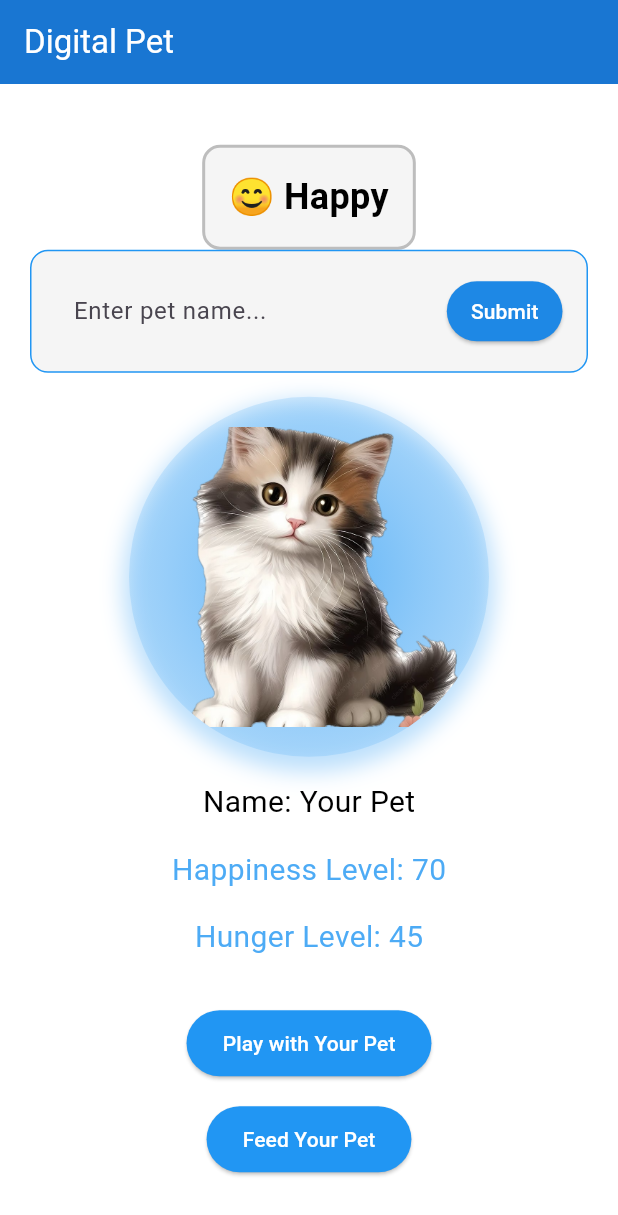
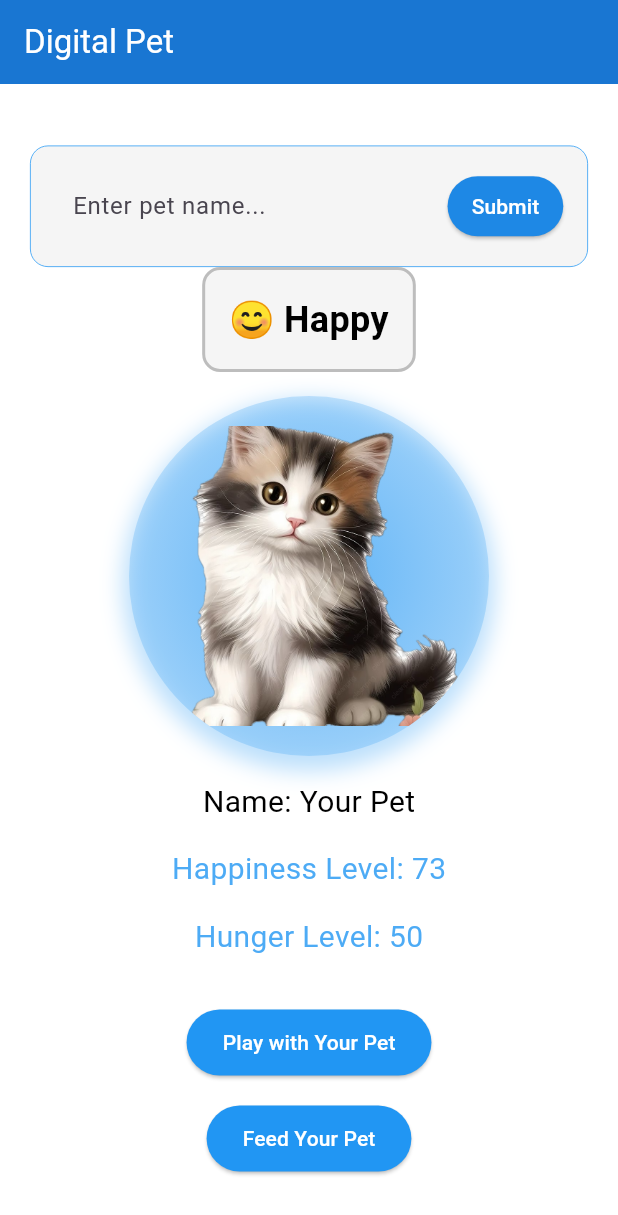
Before and after one commit to sseid4/real_pet_app, a Flutter app: the screen it shows after launch, after a tap on "Play with Your Pet", after a tap on "Feed Your Pet", on a phone screen of 412 x 824 dp. Shown: the top 1215 px of the screen. Run offline on Flutter 3.47's test engine with Material 3 defaults, Android fonts, the light colour scheme and no system bars.

Commit message:
Added timwe from dart async for real time experience

```diff
--- a/lib/main.dart
+++ b/lib/main.dart
@@ -1,4 +1,5 @@
 import 'package:flutter/material.dart';
+import 'dart:async';
 
 void main() {
   runApp(MaterialApp(home: DigitalPetApp()));
@@ -14,6 +15,44 @@
   int happinessLevel = 50;
   int hungerLevel = 50;
   TextEditingController _petNameController = TextEditingController();
+  Timer? _hungerTimer; // Timer for automatic hunger increase
+
+  @override
+  void initState() {
+    super.initState();
+    _startHungerTimer(); // Start the automatic hunger timer
+  }
+
+  // Start the timer for automatic hunger increase
+  void _startHungerTimer() {
+    _hungerTimer = Timer.periodic(Duration(seconds: 10), (timer) {
+      // Changed to 10 seconds for testing
+      _automaticHungerIncrease();
+    });
+  }
+
+  // Automatic hunger increase function
+  void _automaticHungerIncrease() {
+    setState(() {
+      // Increase hunger over time
+      hungerLevel += 5;
+      if (hungerLevel > 100) {
+        hungerLevel = 100;
+      }
+
+      // Decrease happiness over time (pets need attention)
+      happinessLevel -= 2;
+
+      // Extra happiness penalty if pet is very hungry
+      if (hungerLevel > 70) {
+        happinessLevel -= 3; // Additional penalty for being hungry
+      }
+
+      // Clamp happiness to valid range
+      if (happinessLevel < 0) happinessLevel = 0;
+      if (happinessLevel > 100) happinessLevel = 100;
+    });
+  }
 
   // Color changing function based on happiness level
   Color _getPetMoodColor() {
@@ -67,11 +106,13 @@
   }
 
   void _updateHappiness() {
-    if (hungerLevel < 30) {
-      happinessLevel -= 20;
+    // Only add happiness when feeding, don't subtract
+    if (hungerLevel < 50) {
+      happinessLevel += 15; // Reward for keeping pet well-fed
     } else {
-      happinessLevel += 10;
+      happinessLevel += 5; // Small boost for feeding
     }
+
     if (happinessLevel > 100) happinessLevel = 100;
     if (happinessLevel < 0) happinessLevel = 0;
   }
@@ -79,6 +120,7 @@
   @override
   void dispose() {
     _petNameController.dispose();
+    _hungerTimer?.cancel(); // Cancel the timer to prevent memory leaks
     super.dispose();
   }
 
@@ -117,6 +159,43 @@
             // Pet mood indicator
             Container(
               padding: EdgeInsets.all(16.0),
+              margin: EdgeInsets.symmetric(horizontal: 20.0),
+              decoration: BoxDecoration(
+                color: Colors.grey[100],
+                borderRadius: BorderRadius.circular(12.0),
+                border: Border.all(color: _getPetMoodColor(), width: 0.5),
+              ),
+              child: Row(
+                children: [
+                  Expanded(
+                    child: TextField(
+                      controller: _petNameController,
+                      decoration: InputDecoration(
+                        hintText: "Enter pet name...",
+                        border: InputBorder.none,
+                        contentPadding: EdgeInsets.symmetric(horizontal: 12.0),
+                      ),
+                      style: TextStyle(fontSize: 16.0),
+                    ),
+                  ),
+                  SizedBox(width: 4.0),
+                  ElevatedButton(
+                    onPressed: _updatePetName,
+                    style: ElevatedButton.styleFrom(
+                      backgroundColor: Colors.blue[600],
+                      foregroundColor: Colors.white,
+                      padding: EdgeInsets.symmetric(
+                        horizontal: 16.0,
+                        vertical: 4.0,
+                      ),
+                    ),
+                    child: Text('Submit'),
+                  ),
+                ],
+              ),
+            ),
+            Container(
+              padding: EdgeInsets.all(16.0),
               decoration: BoxDecoration(
                 color: Colors.grey[100],
                 borderRadius: BorderRadius.circular(12.0),
@@ -132,43 +211,6 @@
               ),
             ),
             // Pet name input section
-            Container(
-              padding: EdgeInsets.all(16.0),
-              margin: EdgeInsets.symmetric(horizontal: 20.0),
-              decoration: BoxDecoration(
-                color: Colors.grey[100],
-                borderRadius: BorderRadius.circular(12.0),
-                border: Border.all(color: _getPetMoodColor(), width: 1.0),
-              ),
-              child: Row(
-                children: [
-                  Expanded(
-                    child: TextField(
-                      controller: _petNameController,
-                      decoration: InputDecoration(
-                        hintText: "Enter pet name...",
-                        border: InputBorder.none,
-                        contentPadding: EdgeInsets.symmetric(horizontal: 12.0),
-                      ),
-                      style: TextStyle(fontSize: 16.0),
-                    ),
-                  ),
-                  SizedBox(width: 8.0),
-                  ElevatedButton(
-                    onPressed: _updatePetName,
-                    style: ElevatedButton.styleFrom(
-                      backgroundColor: Colors.blue[600],
-                      foregroundColor: Colors.white,
-                      padding: EdgeInsets.symmetric(
-                        horizontal: 16.0,
-                        vertical: 8.0,
-                      ),
-                    ),
-                    child: Text('Submit'),
-                  ),
-                ],
-              ),
-            ),
             SizedBox(height: 16.0),
             // Pet image with circular gradient background
             Container(
@@ -178,12 +220,12 @@
                 shape: BoxShape.circle, // Makes it perfectly round
                 gradient: RadialGradient(
                   center: Alignment.center,
-                  radius: 0.8,
+                  radius: 1,
                   colors: [
                     _getPetMoodColor().withOpacity(0.6), // Center - more opaque
                     _getPetMoodColor().withOpacity(0.3), // Middle
                     _getPetMoodColor().withOpacity(
-                      0.1,
+                      0.05,
                     ), // Edge - more transparent
                     Colors.transparent, // Completely transparent at edge
                   ],
```
